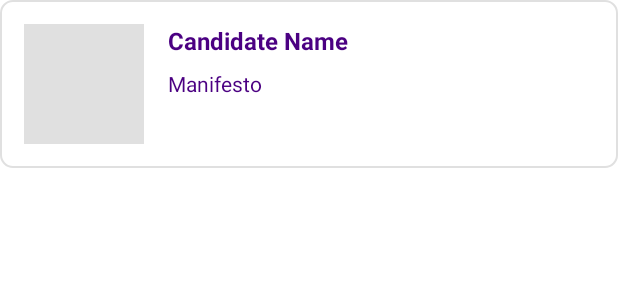
After one commit to Muthy28/MyVotingApp, an Android app: the layout item_candidate.xml on its own in the app's theme, with its tools: preview values and no code run, on a phone screen of 412 x 824 dp. The commit adds this screen. Shown: the top 300 px of the screen. Run offline under Robolectric (Android 15) with nearby library versions, the phone set to English and light mode, and no system bars.

Commit message:
Removed some coded and added some

```diff
--- a/app/src/main/AndroidManifest.xml
+++ b/app/src/main/AndroidManifest.xml
@@ -33,7 +33,7 @@
             android:name=".RegisterActivity"
             android:theme="@style/Theme.MyVotingApp" />
         <activity
-            android:name=".UserActivity"
+            android:name=".MainActivity"
             android:theme="@style/Theme.MyVotingApp" />
         <activity
             android:name=".AdminDashboardActivity"
--- a/app/src/main/java/com/example/myvotingapp/LoginActivity.kt
+++ b/app/src/main/java/com/example/myvotingapp/LoginActivity.kt
@@ -41,7 +41,7 @@ class LoginActivity : AppCompatActivity() {
                             startActivity(Intent(this@LoginActivity, AdminDashboardActivity::class.java))
                         }
                         voter != null && voter.password.trim() == password -> {
-                            startActivity(Intent(this@LoginActivity, UserActivity::class.java))
+                            startActivity(Intent(this@LoginActivity, MainActivity::class.java))
                         }
                         else -> {
                             Toast.makeText(this@LoginActivity, "Invalid credentials", Toast.LENGTH_SHORT).show()
--- /dev/null
+++ b/app/src/main/res/drawable/bg_candidate_item.xml
@@ -0,0 +1,6 @@
+<?xml version="1.0" encoding="utf-8"?>
+<shape xmlns:android="http://schemas.android.com/apk/res/android">
+    <solid android:color="#FFFFFF"/>
+    <stroke android:width="1dp" android:color="#E0E0E0"/>
+    <corners android:radius="8dp"/>
+</shape>
--- /dev/null
+++ b/app/src/main/res/drawable/bg_edittext2.xml
@@ -0,0 +1,6 @@
+<?xml version="1.0" encoding="utf-8"?>
+<shape xmlns:android="http://schemas.android.com/apk/res/android">
+    <solid android:color="#F5F5F5"/>
+    <corners android:radius="25dp"/>
+    <stroke android:width="1dp" android:color="#E0E0E0"/>
+</shape>
--- a/app/src/main/res/drawable/ic_profile_placeholder.xml
+++ b/app/src/main/res/drawable/ic_profile.xml
@@ -1,6 +1,6 @@
 <vector xmlns:android="http://schemas.android.com/apk/res/android"
-    android:width="48dp"
-    android:height="48dp"
+    android:width="24dp"
+    android:height="24dp"
     android:viewportWidth="24"
     android:viewportHeight="24">
     <path
--- a/app/src/main/res/drawable/sidebar_button_selector.xml
+++ /dev/null
@@ -1,6 +0,0 @@
-<?xml version="1.0" encoding="utf-8"?>
-<selector xmlns:android="http://schemas.android.com/apk/res/android">
-    <item android:state_pressed="true" android:drawable="@color/blue_pressed"/>
-    <item android:state_focused="true" android:drawable="@color/blue_pressed"/>
-    <item android:drawable="@color/blue_default"/>
-</selector>
--- /dev/null
+++ b/app/src/main/res/layout/item_candidate.xml
@@ -0,0 +1,46 @@
+<?xml version="1.0" encoding="utf-8"?>
+<LinearLayout
+    xmlns:android="http://schemas.android.com/apk/res/android"
+    android:orientation="horizontal"
+    android:layout_width="match_parent"
+    android:layout_height="wrap_content"
+    android:padding="16dp"
+    android:background="@drawable/bg_candidate_item"
+    android:layout_marginBottom="12dp">
+
+    <!-- Candidate Image Box on the left -->
+    <ImageView
+        android:id="@+id/ivCandidate"
+        android:layout_width="80dp"
+        android:layout_height="80dp"
+        android:background="#E0E0E0"
+        android:scaleType="centerCrop"
+        android:contentDescription="Candidate Image"
+        android:layout_marginEnd="16dp"/>
+
+    <!-- Candidate Name and Manifesto -->
+    <LinearLayout
+        android:orientation="vertical"
+        android:layout_width="0dp"
+        android:layout_height="wrap_content"
+        android:layout_weight="1">
+
+        <TextView
+            android:id="@+id/tvCandidateName"
+            android:text="Candidate Name"
+            android:textSize="16sp"
+            android:textStyle="bold"
+            android:textColor="#4B0082"
+            android:layout_width="match_parent"
+            android:layout_height="wrap_content"/>
+
+        <TextView
+            android:id="@+id/tvManifesto"
+            android:text="Manifesto"
+            android:textSize="14sp"
+            android:textColor="#4B0082"
+            android:layout_marginTop="8dp"
+            android:layout_width="match_parent"
+            android:layout_height="wrap_content"/>
+    </LinearLayout>
+</LinearLayout>
```
Also changed, not shown: app/src/main/java/com/example/myvotingapp/CandidateAdapter.kt (added, +45 -0 lines), app/src/main/java/com/example/myvotingapp/HomeFragment.kt (deleted, +0 -58 lines), app/src/main/java/com/example/myvotingapp/MainActivity.kt (+46 -9 lines), app/src/main/java/com/example/myvotingapp/PositionsFragmentUser.kt (deleted, +0 -66 lines), app/src/main/res/drawable/circle_background.xml (deleted, +0 -7 lines), app/src/main/res/drawable/ic_ballot.xml (added, +9 -0 lines), app/src/main/res/drawable/ic_home.xml (added, +9 -0 lines), app/src/main/res/drawable/ic_notification.xml (added, +9 -0 lines), app/src/main/res/drawable/ic_search.xml (added, +9 -0 lines), app/src/main/res/drawable/ic_vote.xml (added, +9 -0 lines), app/src/main/res/layout/activity_main.xml (+71 -9 lines), app/src/main/res/layout/fragment_home.xml (deleted, +0 -60 lines).
